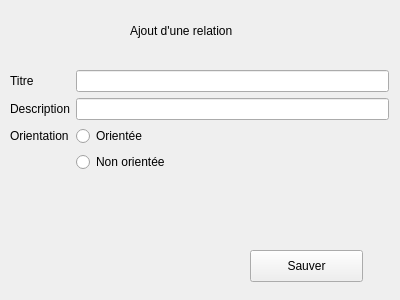
First picture: the form in QtVersion/formrelation.ui, repository julieberteaux/LO21, before the edit.
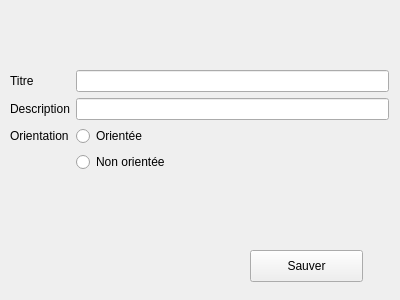
Second picture: the form after the edit.

```diff
--- a/QtVersion/formrelation.ui
+++ b/QtVersion/formrelation.ui
@@ -76,7 +76,7 @@
     </rect>
    </property>
    <property name="text">
-    <string>Ajout d'une relation</string>
+    <string/>
    </property>
   </widget>
   <widget class="QPushButton" name="saveR">
```
Left out of the diff: 2 changed lines with no effect on the pictures.
